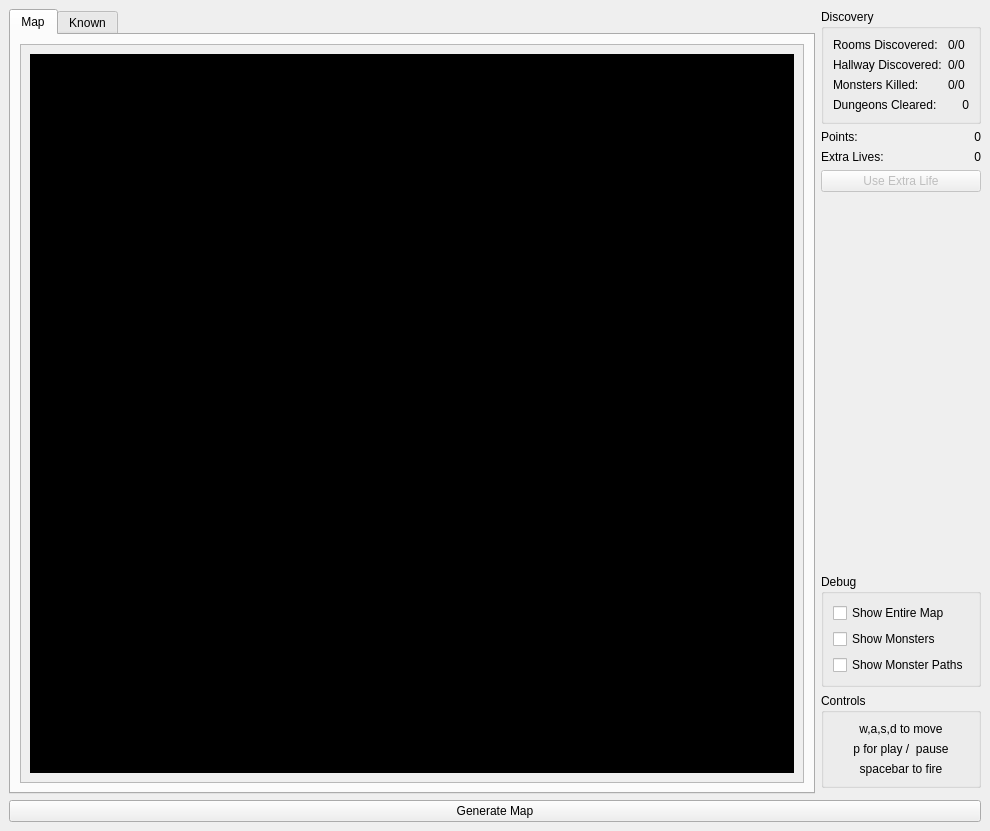
First picture: the form in dun_gen.ui, repository Axident/dun_gen, before the edit.
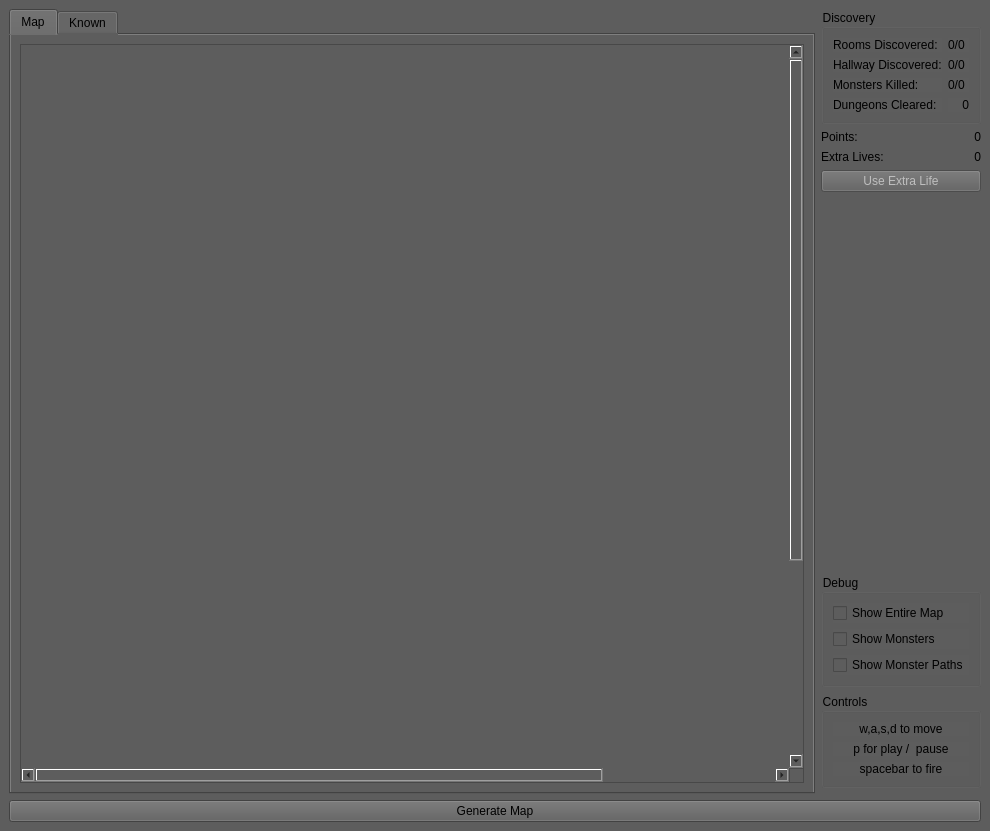
Second picture: the form after the edit. The open tabs and pages were chosen to show the change.

Commit message: converted image canvas to qgraphics widget. needs ui update

What changed in the file:
```diff
--- a/dun_gen.ui
+++ b/dun_gen.ui
@@ -13,6 +13,9 @@
   <property name="windowTitle">
    <string>Dun-Gen</string>
   </property>
+  <property name="styleSheet">
+   <string notr="true">background-color: rgb(93, 93, 93);</string>
+  </property>
   <widget class="QWidget" name="centralwidget">
    <layout class="QGridLayout" name="gridLayout_3">
     <item row="1" column="1">
@@ -136,32 +139,18 @@
        </attribute>
        <layout class="QGridLayout" name="gridLayout_4">
         <item row="0" column="0">
-         <widget class="QScrollArea" name="scrollArea">
-          <property name="widgetResizable">
-           <bool>true</bool>
+         <widget class="QGraphicsView" name="map_view">
+          <property name="sceneRect">
+           <rectf>
+            <x>0.000000000000000</x>
+            <y>0.000000000000000</y>
+            <width>1000.000000000000000</width>
+            <height>1000.000000000000000</height>
+           </rectf>
           </property>
-          <widget class="QWidget" name="scrollAreaWidgetContents">
-           <property name="geometry">
-            <rect>
-             <x>0</x>
-             <y>0</y>
-             <width>799</width>
-             <height>738</height>
-            </rect>
-           </property>
-           <layout class="QGridLayout" name="gridLayout_2">
-            <item row="0" column="0">
-             <widget class="QLabel" name="map">
-              <property name="styleSheet">
-               <string notr="true">background-color: rgb(0, 0, 0);</string>
-              </property>
-              <property name="text">
-               <string/>
-              </property>
-             </widget>
-            </item>
-           </layout>
-          </widget>
+          <property name="dragMode">
+           <enum>QGraphicsView::ScrollHandDrag</enum>
+          </property>
          </widget>
         </item>
        </layout>
```
Left out of the diff: 2 changed lines with no effect on the pictures. The commit also changes 6 other files.
